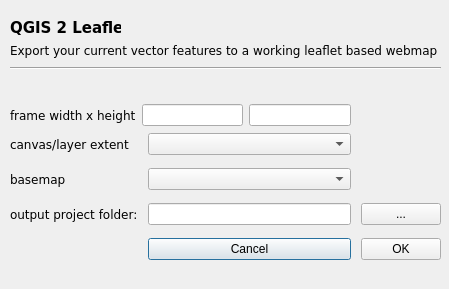
Above: ui_qgis2leaf.ui from Geolicious/qgis2leaf before the change. Below: the same form after it.
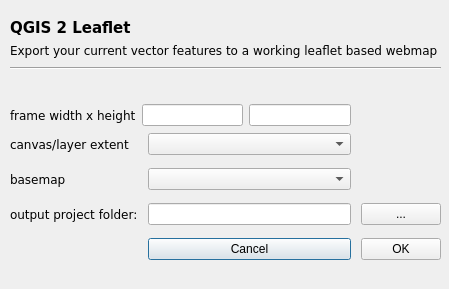
That is the form after the change.

Commit message: Changed Label size of Plugin Text

Patch:
```diff
--- a/ui_qgis2leaf.ui
+++ b/ui_qgis2leaf.ui
@@ -99,7 +99,7 @@
     <rect>
      <x>10</x>
      <y>20</y>
-     <width>111</width>
+     <width>131</width>
      <height>16</height>
     </rect>
    </property>
```
The commit also changes 1 other file.
